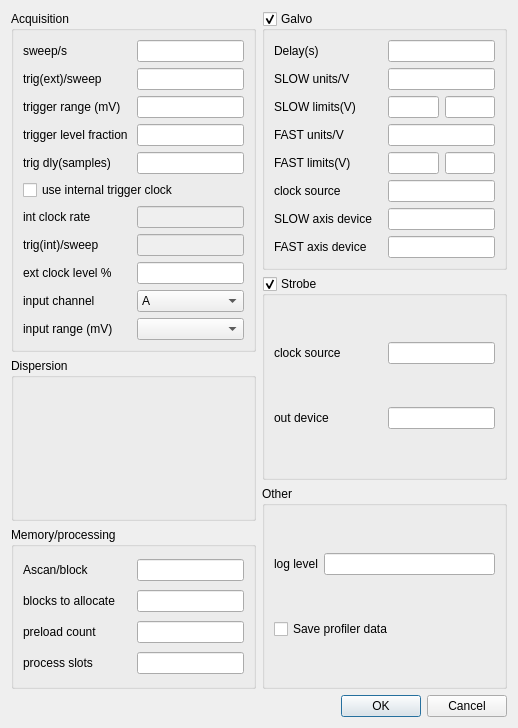
Qt form VtxEngineParamsDialog.ui (djsperka/vortup) before a commit.
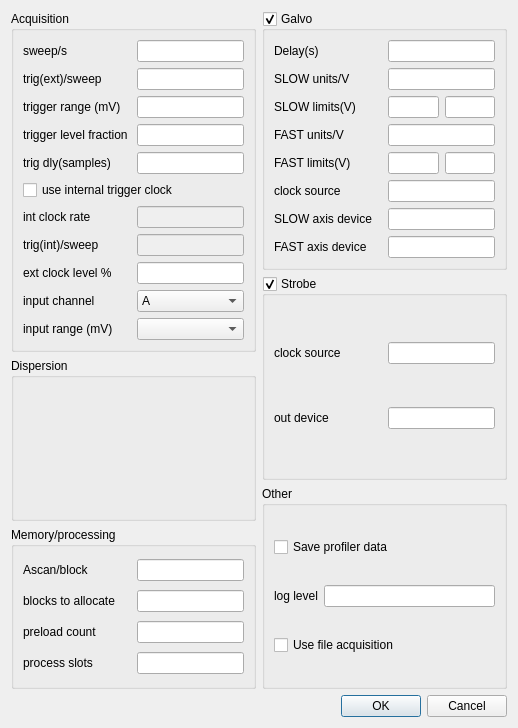
The same form after that commit. Custom widgets are drawn as their Qt base class.

Commit message: Re-incorporate acquisition type into this dialog. Checkbox specifies to use FILE, not ALAZAR (ignores all alazar settings)

What changed in the file:
```diff
--- a/VtxEngineParamsDialog.ui
+++ b/VtxEngineParamsDialog.ui
@@ -508,6 +508,13 @@
           <string>Other</string>
          </property>
          <layout class="QVBoxLayout" name="verticalLayout_5">
+          <item>
+           <widget class="QCheckBox" name="cbSaveProfilerData">
+            <property name="text">
+             <string>Save profiler data</string>
+            </property>
+           </widget>
+          </item>
           <item>
            <layout class="QHBoxLayout" name="horizontalLayout_28">
             <item>
@@ -523,9 +530,9 @@
            </layout>
           </item>
           <item>
-           <widget class="QCheckBox" name="cbSaveProfilerData">
+           <widget class="QCheckBox" name="cbFileAcquisition">
             <property name="text">
-             <string>Save profiler data</string>
+             <string>Use file acquisition</string>
             </property>
            </widget>
           </item>
```
The commit also changes 2 other files.
